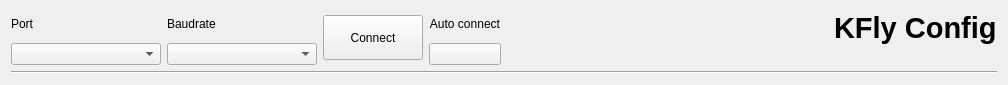
Old version of the form ui_connect.ui in the repository korken89/kfly_gui.
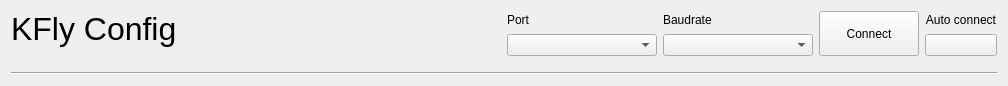
New version of the form. Custom widgets are drawn as their Qt base class.

The edit to the form file:
```diff
--- a/ui_connect.ui
+++ b/ui_connect.ui
@@ -22,6 +22,47 @@
   <layout class="QVBoxLayout" name="verticalLayout">
    <item>
     <layout class="QHBoxLayout" name="horizontalLayout">
+     <property name="bottomMargin">
+      <number>10</number>
+     </property>
+     <item>
+      <widget class="QLabel" name="label_4">
+       <property name="font">
+        <font>
+         <pointsize>24</pointsize>
+         <weight>50</weight>
+         <bold>false</bold>
+         <underline>false</underline>
+         <stylestrategy>PreferAntialias</stylestrategy>
+        </font>
+       </property>
+       <property name="text">
+        <string>KFly Config</string>
+       </property>
+       <property name="alignment">
+        <set>Qt::AlignLeading|Qt::AlignLeft|Qt::AlignTop</set>
+       </property>
+       <property name="margin">
+        <number>0</number>
+       </property>
+       <property name="indent">
+        <number>-1</number>
+       </property>
+      </widget>
+     </item>
+     <item>
+      <spacer name="horizontalSpacer">
+       <property name="orientation">
+        <enum>Qt::Horizontal</enum>
+       </property>
+       <property name="sizeHint" stdset="0">
+        <size>
+         <width>40</width>
+         <height>20</height>
+        </size>
+       </property>
+      </spacer>
+     </item>
      <item>
       <layout class="QVBoxLayout" name="verticalLayout_6">
        <item>
@@ -105,44 +146,6 @@
        </item>
       </layout>
      </item>
-     <item>
-      <spacer name="horizontalSpacer">
-       <property name="orientation">
-        <enum>Qt::Horizontal</enum>
-       </property>
-       <property name="sizeHint" stdset="0">
-        <size>
-         <width>40</width>
-         <height>20</height>
-        </size>
-       </property>
-      </spacer>
-     </item>
-     <item>
-      <widget class="QLabel" name="label_4">
-       <property name="font">
-        <font>
-         <pointsize>22</pointsize>
-         <weight>75</weight>
-         <bold>true</bold>
-         <underline>false</underline>
-         <stylestrategy>PreferAntialias</stylestrategy>
-        </font>
-       </property>
-       <property name="text">
-        <string>KFly Config</string>
-       </property>
-       <property name="alignment">
-        <set>Qt::AlignLeading|Qt::AlignLeft|Qt::AlignTop</set>
-       </property>
-       <property name="margin">
-        <number>0</number>
-       </property>
-       <property name="indent">
-        <number>-1</number>
-       </property>
-      </widget>
-     </item>
     </layout>
    </item>
    <item>
```
